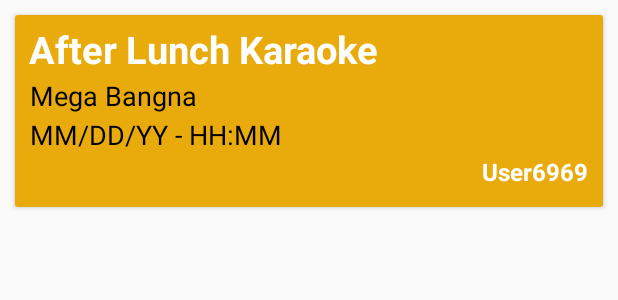
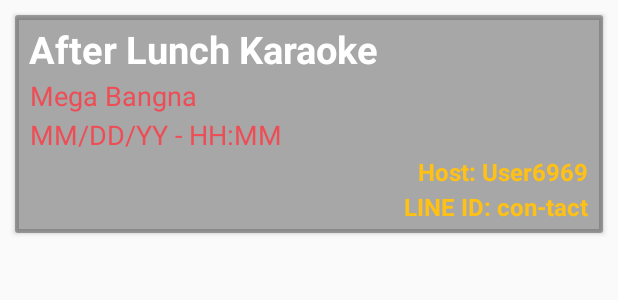
Before and after one commit to 5akda/JointyBeta, an Android app: the layout row_event.xml on its own in the app's theme, with its tools: preview values and no code run, on a phone screen of 412 x 824 dp. Shown: the top 300 px of the screen. Run offline under Robolectric (Android 15) with nearby library versions, the phone set to English and light mode, and no system bars.

Commit message:
cardViewUpdate

```diff
--- a/app/src/main/res/layout/row_event.xml
+++ b/app/src/main/res/layout/row_event.xml
@@ -1,18 +1,19 @@
 <?xml version="1.0" encoding="utf-8"?>
-<android.support.v7.widget.CardView
-    xmlns:android="http://schemas.android.com/apk/res/android"
+<android.support.v7.widget.CardView xmlns:android="http://schemas.android.com/apk/res/android"
+    xmlns:app="http://schemas.android.com/apk/res-auto"
+    android:id="@+id/parent_layout"
     android:layout_width="match_parent"
     android:layout_height="wrap_content"
+    android:layout_margin="10dp"
+    android:elevation="60dp"
     android:orientation="vertical"
-    android:layout_margin="10dp"
-    android:id="@+id/parent_layout"
-    android:elevation="60dp">
+    app:cardBackgroundColor="#00000000">
 
     <LinearLayout
         android:layout_width="match_parent"
-        android:layout_height="128dp"
-        android:orientation="vertical"
-        android:background="#E9AA0B">
+        android:layout_height="145dp"
+        android:background="#55000000"
+        android:orientation="vertical">
 
         <TextView
             android:id="@+id/ename"
@@ -33,7 +34,7 @@
             android:layout_marginTop="1dp"
             android:text="Mega Bangna"
             android:textAlignment="textStart"
-            android:textColor="#000000"
+            android:textColor="@color/colorAccent"
             android:textSize="18dp" />
 
         <TextView
@@ -43,7 +44,7 @@
             android:layout_marginLeft="10dp"
             android:layout_marginTop="1dp"
             android:text="MM/DD/YY - HH:MM"
-            android:textColor="#000000"
+            android:textColor="@color/colorAccent"
             android:textSize="18dp" />
 
 
@@ -54,9 +55,22 @@
             android:layout_marginLeft="10dp"
             android:layout_marginTop="1dp"
             android:layout_marginRight="10dp"
-            android:text="User6969"
+            android:text="Host: User6969"
             android:textAlignment="textEnd"
-            android:textColor="#ffffff"
+            android:textColor="#ffFFC115"
+            android:textSize="16dp"
+            android:textStyle="bold" />
+
+        <TextView
+            android:id="@+id/econtact"
+            android:layout_width="match_parent"
+            android:layout_height="wrap_content"
+            android:layout_marginLeft="10dp"
+            android:layout_marginTop="1dp"
+            android:layout_marginRight="10dp"
+            android:text="LINE ID: con-tact"
+            android:textAlignment="textEnd"
+            android:textColor="#ffFFC115"
             android:textSize="16dp"
             android:textStyle="bold" />
 
```
Also changed, not shown: app/src/main/java/com/parzival48/jointy/FeedUI.java (+16 -9 lines).
